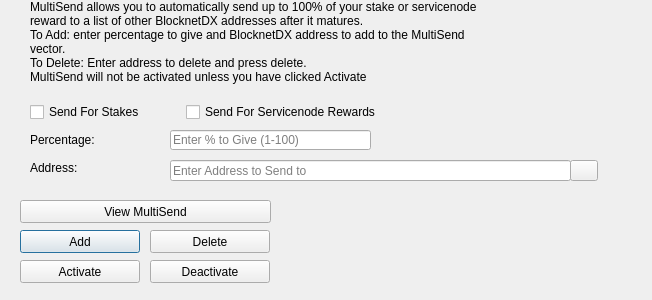
XCurrency/xc, file src/qt/forms/multisenddialog.ui: the form before one commit.
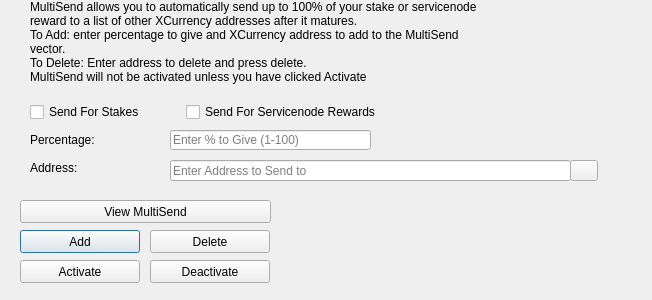
The form after the commit. Icons and pictures are not drawn.

What changed in the file:
```diff
--- a/src/qt/forms/multisenddialog.ui
+++ b/src/qt/forms/multisenddialog.ui
@@ -61,8 +61,8 @@
     <number>1</number>
    </property>
    <property name="text">
-    <string>MultiSend allows you to automatically send up to 100% of your stake or servicenode reward to a list of other BlocknetDX addresses after it matures.
-To Add: enter percentage to give and BlocknetDX address to add to the MultiSend vector.
+    <string>MultiSend allows you to automatically send up to 100% of your stake or servicenode reward to a list of other XCurrency addresses after it matures.
+To Add: enter percentage to give and XCurrency address to add to the MultiSend vector.
 To Delete: Enter address to delete and press delete.
 MultiSend will not be activated unless you have clicked Activate</string>
    </property>
```
